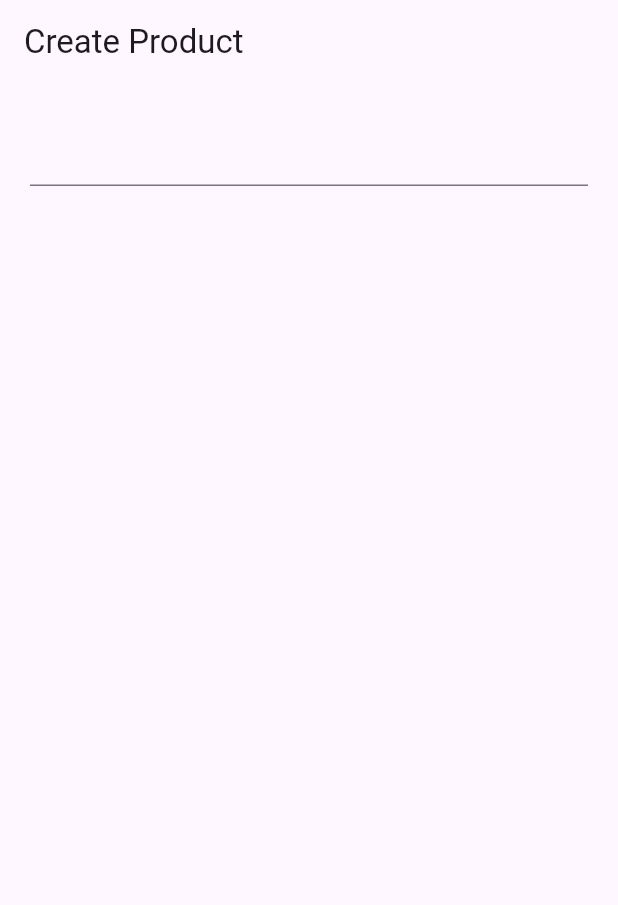
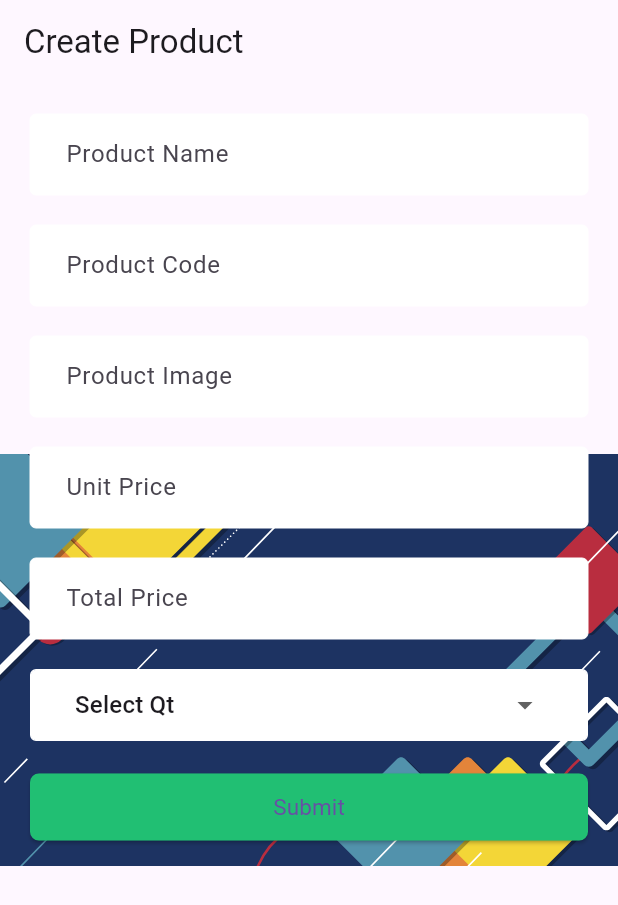
Before and after one commit to mdnahidhasan999/AppDevelopment, a Flutter app: the screen it shows after launch, on a phone screen of 412 x 824 dp. Shown: the top 905 px of the screen. Run offline on Flutter 3.47's test engine with Material 3 defaults, Android fonts, the phone set to English and light mode, and no system bars; our stand-ins replace flutter_svg.

Commit message:
Class Rabbil

```diff
--- a/lib/Screen/ProductCreateScreen.dart
+++ b/lib/Screen/ProductCreateScreen.dart
@@ -1,4 +1,6 @@
 import 'package:flutter/material.dart';
+
+import '../Style/style.dart';
 
 class ProductCreateScreen extends StatefulWidget {
   const ProductCreateScreen({super.key});
@@ -16,18 +18,88 @@ class _ProductCreateScreenState extends State<ProductCreateScreen> {
       ),
       body: Stack(
         children: [
+          ScreenBackground(context),
           Container(
             child: (SingleChildScrollView(
-             padding: const EdgeInsets.all(20),
+              padding: const EdgeInsets.all(20),
               child: Column(
                 children: [
-                  TextField(onChanged: (value){},)
+                  TextField(
+                    onChanged: (value) {},
+                    decoration: AppInputDecoration('Product Name'),
+                  ),
+                  const SizedBox(
+                    height: 20,
+                  ),
+                  TextField(
+                    onChanged: (value) {},
+                    decoration: AppInputDecoration('Product Code'),
+                  ),
+                  const SizedBox(
+                    height: 20,
+                  ),
+                  TextField(
+                    onChanged: (value) {},
+                    decoration: AppInputDecoration('Product Image'),
+                  ),
+                  const SizedBox(
+                    height: 20,
+                  ),
+                  TextField(
+                    onChanged: (value) {},
+                    decoration: AppInputDecoration('Unit Price'),
+                  ),
+                  const SizedBox(
+                    height: 20,
+                  ),
+                  TextField(
+                    onChanged: (value) {},
+                    decoration: AppInputDecoration('Total Price'),
+                  ),
+                  const SizedBox(
+                    height: 20,
+                  ),
+                  AppDropDownStyle(
+                    DropdownButton(
+                      value: "",
+                      items: const [
+                        DropdownMenuItem(
+                          value: '',
+                          child: Text('Select Qt'),
+                        ),
+                        DropdownMenuItem(
+                          value: '1 pcs',
+                          child: Text('1 pcs'),
+                        ),
+                        DropdownMenuItem(
+                          value: '2 pcs',
+                          child: Text('2 pcs'),
+                        ),
+                        DropdownMenuItem(
+                          value: '3 pcs',
+                          child: Text('3 pcs'),
+                        ),
+                        DropdownMenuItem(
+                          value: '4 pcs',
+                          child: Text('4 pcs'),
+                        ),
+                      ],
+                      onChanged: (value) {},
+                      underline: Container(),
+                      isExpanded: true,
+                    ),
+                  ),
+                  SizedBox(height: 20),
+                  Container(
+                    child: ElevatedButton(
+                        style: AppButtonStyle(),
+                        onPressed: () {},
+                        child: SuccessButtonChild('Submit')),
+                  )
                 ],
-
               ),
             )),
           )
-
         ],
       ),
     );
--- a/lib/Style/style.dart
+++ b/lib/Style/style.dart
@@ -0,0 +1,67 @@
+import 'package:flutter/material.dart';
+import 'package:flutter_svg/svg.dart';
+
+const colorRed = Color.fromRGBO(231, 28, 36, 1);
+const colorGreen = Color.fromRGBO(33, 191, 115, 1);
+const colorWhite = Color.fromRGBO(255, 255, 255, 1);
+const colorDarkBlue = Color.fromRGBO(44, 62, 80, 1);
+
+ScreenBackground(context) {
+  return SvgPicture.asset(
+    'assets/images/img.svg',
+    alignment: Alignment.center,
+    width: MediaQuery.of(context).size.width,
+    height: MediaQuery.of(context).size.height,
+  );
+}
+
+InputDecoration AppInputDecoration(label) {
+  return InputDecoration(
+      focusedBorder: const OutlineInputBorder(
+          borderSide: BorderSide(color: colorGreen, width: 1)),
+      fillColor: colorWhite,
+      filled: true,
+      contentPadding: const EdgeInsets.fromLTRB(20, 10, 10, 20),
+      enabledBorder: const OutlineInputBorder(
+          borderSide: BorderSide(color: colorWhite, width: 0)),
+      border: const OutlineInputBorder(),
+      labelText: label);
+}
+
+DecoratedBox AppDropDownStyle(child) {
+  return DecoratedBox(
+    decoration: BoxDecoration(
+        color: colorWhite,
+        border: Border.all(color: colorWhite, width: 1),
+        borderRadius: BorderRadius.circular(4)),
+    child: Padding(
+      padding: const EdgeInsets.only(left: 30, right: 30),
+      child: child,
+    ),
+  );
+}
+
+ButtonStyle AppButtonStyle() {
+  return ElevatedButton.styleFrom(
+      elevation: 1,
+      padding: EdgeInsets.all(0),
+      backgroundColor: Colors.transparent,
+      shape: RoundedRectangleBorder(borderRadius: BorderRadius.circular(6)));
+}
+
+Ink SuccessButtonChild(ButtonText){
+  return Ink(
+    decoration: BoxDecoration(
+      color: colorGreen,
+      borderRadius: BorderRadius.circular(6)
+    ),
+    child: Container(
+      height: 45,
+      alignment: Alignment.center,
+      child: Text(ButtonText, style: TextStyle(
+        fontWeight: FontWeight.w400,
+        fontSize: 15
+      ), ),
+    ),
+  );
+}
--- a/pubspec.yaml
+++ b/pubspec.yaml
@@ -36,6 +36,7 @@ dependencies:
   # Use with the CupertinoIcons class for iOS style icons.
   cupertino_icons: ^1.0.6
   http: ^1.2.1
+  flutter_svg: ^2.0.10+1
 
 dev_dependencies:
   flutter_test:
@@ -58,6 +59,8 @@ flutter:
   # included with your application, so that you can use the icons in
   # the material Icons class.
   uses-material-design: true
+  assets:
+    - assets/images/
 
   # To add assets to your application, add an assets section, like this:
   # assets:
```
Also changed, not shown: assets/images/img.svg (added), pubspec.lock.
